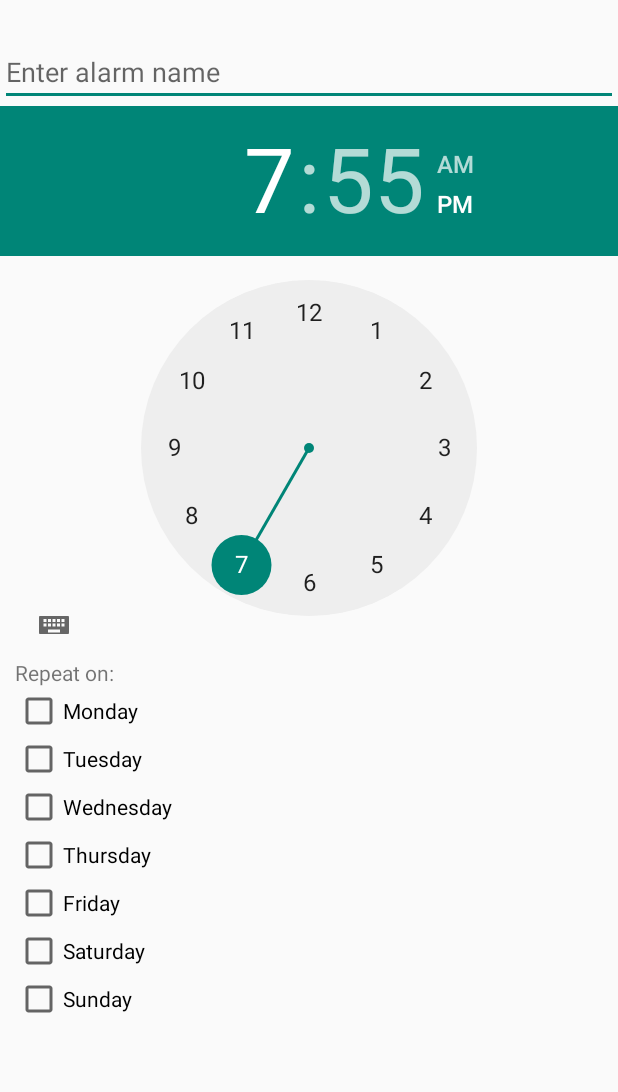
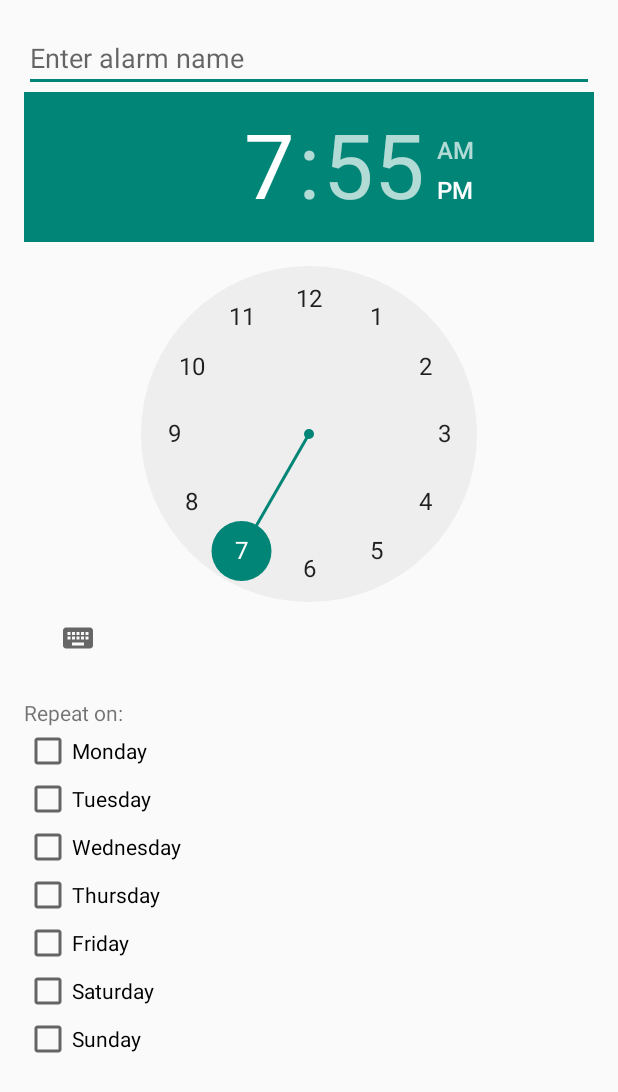
Before and after one commit to ChristosRomanos/AlarmEDMobileApp, an Android app built with Jetpack Compose: the layout dialog_add_alarm.xml on its own in the app's theme, with its tools: preview values and no code run, on a phone screen of 412 x 824 dp. Shown: the top 1092 px of the screen. Run offline under Robolectric (Android 15) with nearby library versions, the light colour scheme and no system bars.

Commit message:
ui ok.xml update

```diff
--- a/app/src/main/res/layout/dialog_add_alarm.xml
+++ b/app/src/main/res/layout/dialog_add_alarm.xml
@@ -1,123 +1,76 @@
 <?xml version="1.0" encoding="utf-8"?>
-<androidx.constraintlayout.widget.ConstraintLayout xmlns:android="http://schemas.android.com/apk/res/android"
-    xmlns:app="http://schemas.android.com/apk/res-auto"
-    xmlns:tools="http://schemas.android.com/tools"
-    android:id="@+id/linearLayout12"
+<LinearLayout
+    xmlns:android="http://schemas.android.com/apk/res/android"
     android:layout_width="match_parent"
-    android:layout_height="wrap_content">
+    android:layout_height="wrap_content"
+    android:orientation="vertical"
+    android:padding="16dp">
 
     <!-- Name input -->
+    <EditText
+        android:id="@+id/alarm_name_input"
+        android:layout_width="match_parent"
+        android:layout_height="wrap_content"
+        android:hint="Enter alarm name"
+        android:inputType="text" />
 
     <!-- Time Picker -->
+    <TimePicker
+        android:id="@+id/time_picker"
+        android:layout_width="match_parent"
+        android:layout_height="wrap_content" />
 
     <!-- Repeat options -->
-
-
-    <ScrollView
-        android:layout_width="match_parent"
-        android:layout_height="match_parent"
-        android:layout_marginBottom="40dp"
-        app:layout_constraintBottom_toBottomOf="parent"
-        app:layout_constraintEnd_toEndOf="parent"
-        app:layout_constraintStart_toStartOf="parent"
-        app:layout_constraintTop_toBottomOf="@+id/time_picker">
+    <TextView
+        android:layout_width="wrap_content"
+        android:layout_height="wrap_content"
+        android:text="Repeat on:"
+        android:layout_marginTop="16dp" />
 
     <LinearLayout
         android:layout_width="match_parent"
         android:layout_height="wrap_content"
         android:orientation="vertical">
 
-            <EditText
-                android:id="@+id/alarm_name_input"
-                android:layout_width="match_parent"
-                android:layout_height="wrap_content"
-                android:layout_marginTop="25dp"
-                android:hint="Enter alarm name"
-                android:inputType="text" />
-
-            <TimePicker
-                android:id="@+id/time_picker"
-                android:layout_width="match_parent"
-                android:layout_height="352dp"
-                android:layout_marginBottom="16dp" />
-
-            <androidx.constraintlayout.widget.ConstraintLayout
-                android:layout_width="match_parent"
-                android:layout_height="wrap_content"
-                android:layout_marginStart="10dp"
-                android:layout_marginEnd="10dp">
-
-                <TextView
-                    android:id="@+id/textView9"
-                    android:layout_width="wrap_content"
-                    android:layout_height="wrap_content"
-                    android:layout_marginStart="1dp"
-                    android:layout_marginLeft="1dp"
-                    android:layout_marginBottom="224dp"
-                    android:text="Repeat on:" />
-
         <CheckBox
             android:id="@+id/checkbox_monday"
             android:layout_width="wrap_content"
             android:layout_height="wrap_content"
-                    android:text="Monday"
-                    app:layout_constraintStart_toStartOf="parent"
-                    app:layout_constraintTop_toBottomOf="@+id/textView9" />
+            android:text="Monday" />
 
         <CheckBox
             android:id="@+id/checkbox_tuesday"
             android:layout_width="wrap_content"
             android:layout_height="wrap_content"
-                    android:text="Tuesday"
-                    app:layout_constraintStart_toStartOf="parent"
-                    app:layout_constraintTop_toBottomOf="@+id/checkbox_monday" />
+            android:text="Tuesday" />
 
         <CheckBox
             android:id="@+id/checkbox_wednesday"
             android:layout_width="wrap_content"
             android:layout_height="wrap_content"
-                    android:text="Wednesday"
-                    app:layout_constraintStart_toStartOf="parent"
-                    app:layout_constraintTop_toBottomOf="@+id/checkbox_tuesday" />
-
+            android:text="Wednesday" />
         <CheckBox
             android:id="@+id/checkbox_thursday"
             android:layout_width="wrap_content"
             android:layout_height="wrap_content"
-                    android:text="Thursday"
-                    app:layout_constraintStart_toStartOf="parent"
-                    app:layout_constraintTop_toBottomOf="@+id/checkbox_wednesday" />
-
+            android:text="Thursday" />
         <CheckBox
             android:id="@+id/checkbox_friday"
             android:layout_width="wrap_content"
             android:layout_height="wrap_content"
-                    android:text="Friday"
-                    app:layout_constraintStart_toStartOf="parent"
-                    app:layout_constraintTop_toBottomOf="@+id/checkbox_thursday" />
-
+            android:text="Friday" />
         <CheckBox
             android:id="@+id/checkbox_saturday"
             android:layout_width="wrap_content"
             android:layout_height="wrap_content"
-                    android:layout_marginBottom="10dp"
-                    android:text="Saturday"
-                    app:layout_constraintBottom_toTopOf="@+id/checkbox_sunday"
-                    app:layout_constraintStart_toStartOf="parent"
-                    app:layout_constraintTop_toBottomOf="@+id/checkbox_friday" />
-
+            android:text="Saturday" />
         <CheckBox
             android:id="@+id/checkbox_sunday"
             android:layout_width="wrap_content"
             android:layout_height="wrap_content"
-                    android:text="Sunday"
-                    app:layout_constraintStart_toStartOf="parent"
-                    app:layout_constraintTop_toBottomOf="@+id/checkbox_saturday" />
-            </androidx.constraintlayout.widget.ConstraintLayout>
-        </LinearLayout>
-    </ScrollView>
+            android:text="Sunday" />
 
         <!-- Add other weekdays as needed -->
 
-
-</androidx.constraintlayout.widget.ConstraintLayout>
+    </LinearLayout>
+</LinearLayout>
```
Lines whose indentation alone changed are shown as unchanged.
